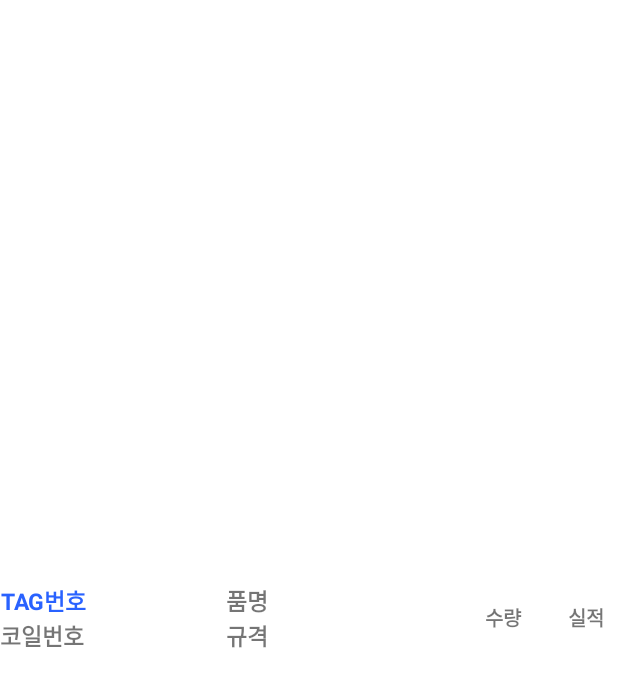
After one commit to spam114/KumkangReader, an Android app: the layout listview_input_row.xml on its own in the app's theme, with its tools: preview values and no code run, on a phone screen of 412 x 824 dp. The commit adds this screen. Shown: the top 687 px of the screen. Run offline under Robolectric (Android 15) with nearby library versions, the phone set to English and light mode, and no system bars.

Commit message:
추가 20210427

```diff
--- /dev/null
+++ b/app/src/main/java/com/example/kumkangreader/Object/OutputData.java
@@ -0,0 +1,4 @@
+package com.example.kumkangreader.Object;
+
+public class OutputData {
+}
--- /dev/null
+++ b/app/src/main/res/layout/listview_input_row.xml
@@ -0,0 +1,94 @@
+<?xml version="1.0" encoding="utf-8"?>
+<LinearLayout xmlns:android="http://schemas.android.com/apk/res/android"
+    android:id="@+id/detailLayout"
+    android:layout_width="match_parent"
+    android:layout_height="match_parent"
+    android:gravity="center"
+    android:orientation="horizontal"
+    android:weightSum="15">
+
+    <LinearLayout
+        android:id="@+id/layout2"
+        android:layout_width="0dp"
+        android:layout_height="wrap_content"
+        android:layout_weight="5.5"
+        android:gravity="center|left"
+        android:orientation="vertical"
+        android:paddingTop="3dp"
+        android:paddingBottom="3dp">
+
+        <TextView
+            android:id="@+id/txtItemTag"
+            android:layout_width="wrap_content"
+            android:layout_height="wrap_content"
+            android:gravity="center|right"
+            android:paddingRight="10dp"
+            android:text="TAG번호"
+            android:textColor="#2962FF"
+            android:textSize="15sp"
+            android:textStyle="bold" />
+
+        <TextView
+            android:id="@+id/txtCoil"
+            android:layout_width="wrap_content"
+            android:layout_height="wrap_content"
+            android:gravity="center|right"
+            android:paddingRight="10dp"
+            android:text="코일번호"
+            android:textSize="15sp"
+            android:textStyle="bold" />
+    </LinearLayout>
+
+    <LinearLayout
+        android:id="@+id/layout3"
+        android:layout_width="0dp"
+        android:layout_height="wrap_content"
+        android:layout_weight="5.5"
+        android:gravity="center|left"
+        android:orientation="vertical"
+        android:paddingTop="3dp"
+        android:paddingBottom="3dp">
+
+        <TextView
+            android:id="@+id/txtPartName"
+            android:layout_width="wrap_content"
+            android:layout_height="wrap_content"
+            android:gravity="center_horizontal|left"
+            android:paddingRight="10dp"
+            android:text="품명"
+            android:textSize="15sp"
+            android:textStyle="bold" />
+
+        <TextView
+            android:id="@+id/txtPartSpec"
+            android:layout_width="wrap_content"
+            android:layout_height="wrap_content"
+            android:gravity="clip_horizontal|left"
+            android:paddingRight="10dp"
+            android:text="규격"
+            android:textSize="15sp"
+            android:textStyle="bold" />
+    </LinearLayout>
+
+    <TextView
+        android:id="@+id/txtQty"
+        android:layout_width="0dp"
+        android:layout_height="wrap_content"
+        android:layout_weight="2.5"
+        android:gravity="center"
+        android:text="수량"
+        android:textSize="13sp"
+        android:textStyle="bold" />
+
+    <TextView
+        android:id="@+id/txtUseFlag"
+        android:layout_width="0dp"
+        android:layout_height="wrap_content"
+        android:layout_weight="1.5"
+        android:gravity="center"
+        android:text="실적"
+        android:textSize="13sp"
+        android:textStyle="bold" />
+
+
+</LinearLayout>
```
Also changed, not shown: app/src/main/java/com/example/kumkangreader/Activity/ActivityProductionPerformance.java (+114 -3 lines), app/src/main/java/com/example/kumkangreader/Adapter/InputAdapter.java (added, +232 -0 lines), app/src/main/java/com/example/kumkangreader/MainActivity2.java (+5 -2 lines), app/src/main/java/com/example/kumkangreader/Object/InputData.java (added, +35 -0 lines), app/src/main/java/com/example/kumkangreader/Object/ProductionInfo.java (+6 -6 lines), app/src/main/res/layout/activity_production_performance.xml (+12 -3 lines).
